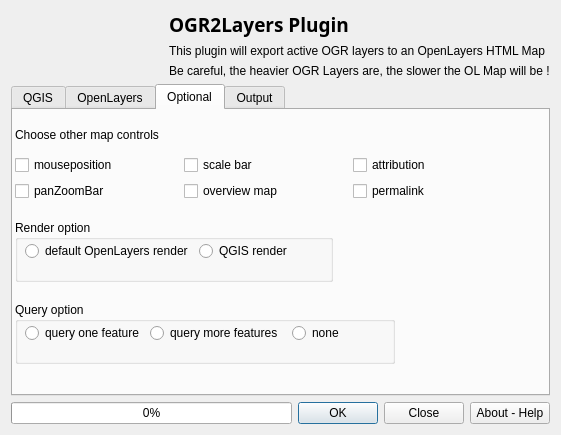
Before: the Qt Designer form ui_OGR2Layers.ui in lucadelu/OGR2Layers, drawn with Qt 5.
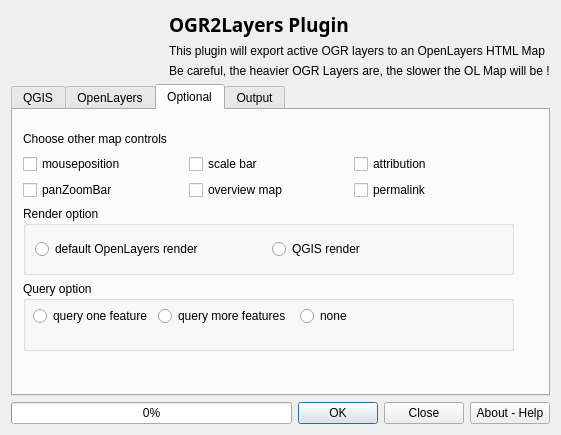
After: the same form once the commit is applied. The open tabs and pages were chosen to show the change. Icons and pictures are not drawn.

Commit message: fix bug with strategy cluster, changes in UI, start to implement GDAL data

Diff of the .ui file:
```diff
--- a/ui_OGR2Layers.ui
+++ b/ui_OGR2Layers.ui
@@ -439,106 +439,17 @@
       <attribute name="title">
        <string>Optional</string>
       </attribute>
-      <widget class="QGroupBox" name="groupBox">
+      <widget class="QWidget" name="layoutWidget">
        <property name="geometry">
         <rect>
-         <x>2</x>
-         <y>110</y>
-         <width>318</width>
-         <height>62</height>
-        </rect>
-       </property>
-       <property name="title">
-        <string>Render option</string>
-       </property>
-       <widget class="QWidget" name="">
-        <property name="geometry">
-         <rect>
           <x>10</x>
           <y>20</y>
-          <width>298</width>
-          <height>22</height>
-         </rect>
-        </property>
-        <layout class="QHBoxLayout" name="horizontalLayout_14">
+         <width>491</width>
+         <height>221</height>
+        </rect>
+       </property>
+       <layout class="QVBoxLayout" name="verticalLayout_4">
          <item>
-          <widget class="QRadioButton" name="defaultRender">
-           <property name="text">
-            <string>default OpenLayers render</string>
-           </property>
-          </widget>
-         </item>
-         <item>
-          <widget class="QRadioButton" name="qgisRender">
-           <property name="enabled">
-            <bool>true</bool>
-           </property>
-           <property name="text">
-            <string>QGIS render</string>
-           </property>
-          </widget>
-         </item>
-        </layout>
-       </widget>
-      </widget>
-      <widget class="QGroupBox" name="groupBox_2">
-       <property name="geometry">
-        <rect>
-         <x>2</x>
-         <y>192</y>
-         <width>380</width>
-         <height>62</height>
-        </rect>
-       </property>
-       <property name="title">
-        <string>Query option</string>
-       </property>
-       <widget class="QWidget" name="">
-        <property name="geometry">
-         <rect>
-          <x>10</x>
-          <y>20</y>
-          <width>360</width>
-          <height>22</height>
-         </rect>
-        </property>
-        <layout class="QHBoxLayout" name="horizontalLayout_15">
-         <item>
-          <widget class="QRadioButton" name="query">
-           <property name="text">
-            <string>query one feature</string>
-           </property>
-          </widget>
-         </item>
-         <item>
-          <widget class="QRadioButton" name="query_2">
-           <property name="enabled">
-            <bool>true</bool>
-           </property>
-           <property name="text">
-            <string>query more features </string>
-           </property>
-          </widget>
-         </item>
-         <item>
-          <widget class="QRadioButton" name="query_3">
-           <property name="text">
-            <string>none</string>
-           </property>
-          </widget>
-         </item>
-        </layout>
-       </widget>
-      </widget>
-      <widget class="QWidget" name="">
-       <property name="geometry">
-        <rect>
-         <x>2</x>
-         <y>10</y>
-         <width>501</width>
-         <height>81</height>
-        </rect>
-       </property>
        <layout class="QVBoxLayout" name="verticalLayout_12">
         <item>
          <widget class="QLabel" name="label_12">
@@ -594,6 +505,81 @@
          </layout>
         </item>
        </layout>
+        </item>
+        <item>
+         <widget class="QGroupBox" name="groupBox">
+          <property name="title">
+           <string>Render option</string>
+          </property>
+          <layout class="QVBoxLayout" name="verticalLayout_2">
+           <item>
+            <layout class="QHBoxLayout" name="horizontalLayout_14">
+             <item>
+              <widget class="QRadioButton" name="defaultRender">
+               <property name="text">
+                <string>default OpenLayers render</string>
+               </property>
+              </widget>
+             </item>
+             <item>
+              <widget class="QRadioButton" name="qgisRender">
+               <property name="enabled">
+                <bool>true</bool>
+               </property>
+               <property name="text">
+                <string>QGIS render</string>
+               </property>
+              </widget>
+             </item>
+            </layout>
+           </item>
+          </layout>
+         </widget>
+        </item>
+        <item>
+         <widget class="QGroupBox" name="groupBox_2">
+          <property name="title">
+           <string>Query option</string>
+          </property>
+          <widget class="QWidget" name="layoutWidget">
+           <property name="geometry">
+            <rect>
+             <x>10</x>
+             <y>20</y>
+             <width>360</width>
+             <height>31</height>
+            </rect>
+           </property>
+           <layout class="QHBoxLayout" name="horizontalLayout_15">
+            <item>
+             <widget class="QRadioButton" name="query">
+              <property name="text">
+               <string>query one feature</string>
+              </property>
+             </widget>
+            </item>
+            <item>
+             <widget class="QRadioButton" name="query_2">
+              <property name="enabled">
+               <bool>true</bool>
+              </property>
+              <property name="text">
+               <string>query more features </string>
+              </property>
+             </widget>
+            </item>
+            <item>
+             <widget class="QRadioButton" name="query_3">
+              <property name="text">
+               <string>none</string>
+              </property>
+             </widget>
+            </item>
+           </layout>
+          </widget>
+         </widget>
+        </item>
+       </layout>
       </widget>
      </widget>
      <widget class="QWidget" name="tab_4">
```
Left out of the diff: 16 changed lines with no effect on the pictures. Lines whose indentation alone changed are shown as unchanged. The commit also changes 3 other files.
